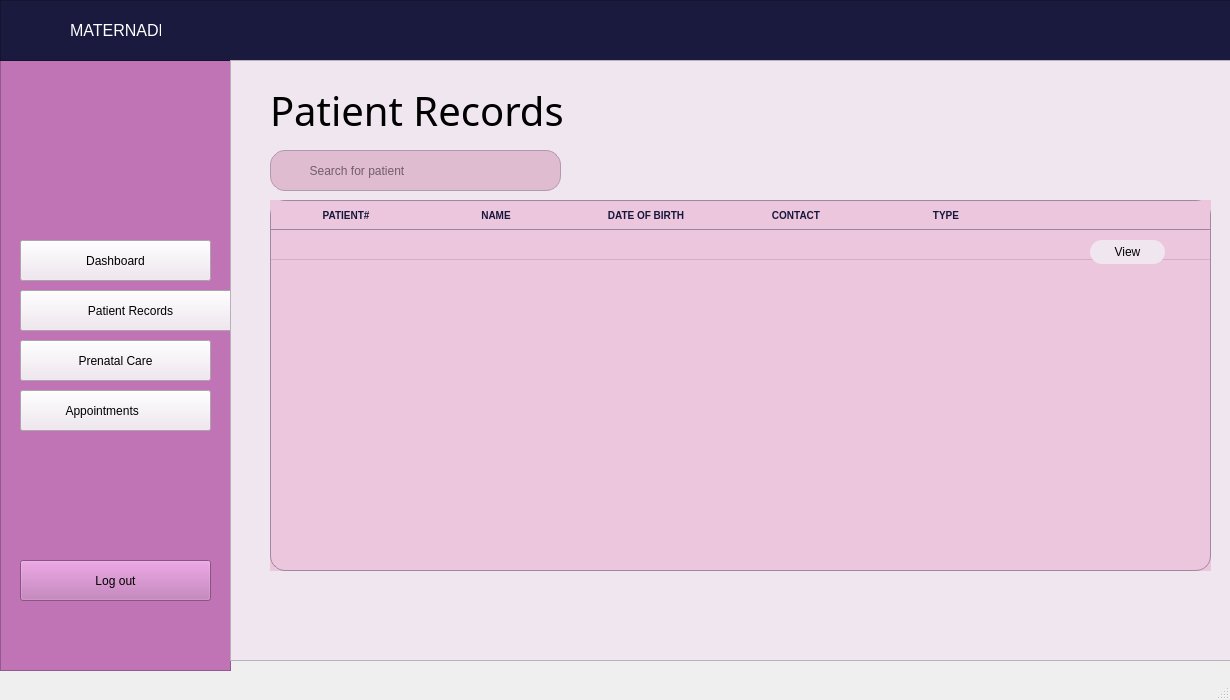
Old version of the form Ui/patient_records_.ui in the repository LlokieHere/MaternaDB2.
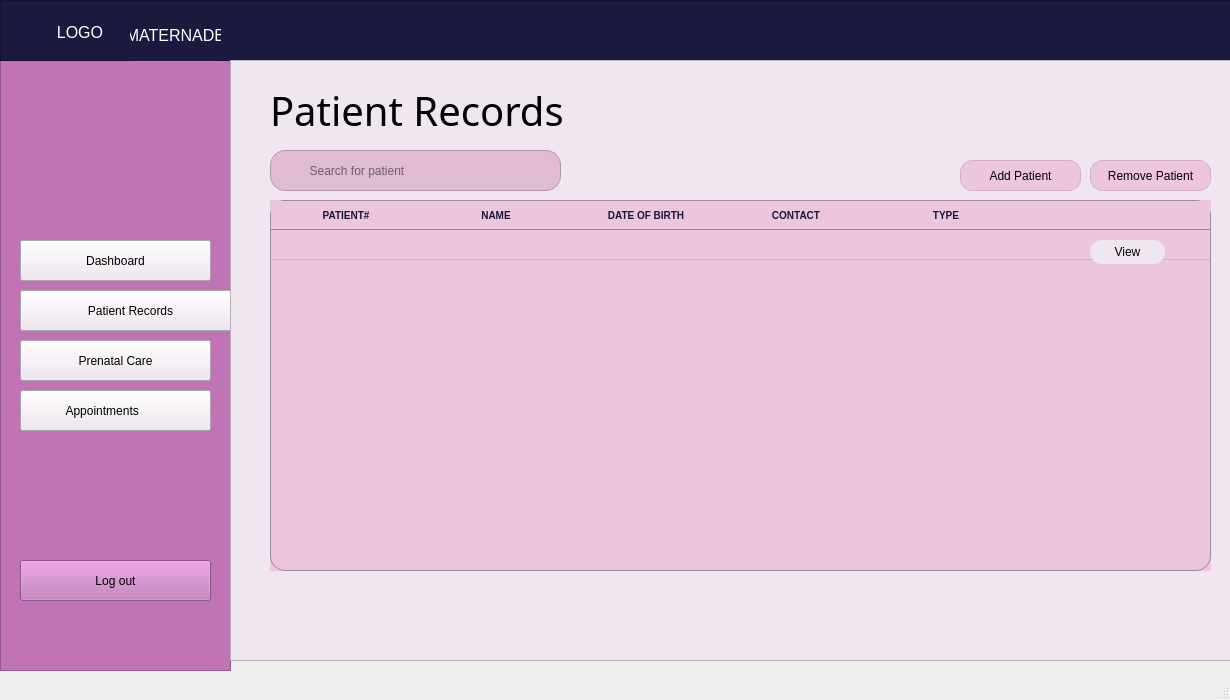
New version of the form.

What changed in the file:
```diff
--- a/Ui/patient_records_.ui
+++ b/Ui/patient_records_.ui
@@ -138,10 +138,10 @@
     <widget class="QLabel" name="label_2">
      <property name="geometry">
       <rect>
-       <x>70</x>
-       <y>20</y>
+       <x>130</x>
+       <y>10</y>
        <width>91</width>
-       <height>21</height>
+       <height>51</height>
       </rect>
      </property>
      <property name="font">
@@ -157,6 +157,47 @@
      <property name="text">
       <string>MATERNADB</string>
      </property>
+     <property name="alignment">
+      <set>Qt::AlignCenter</set>
+     </property>
+    </widget>
+    <widget class="QLabel" name="label_3">
+     <property name="geometry">
+      <rect>
+       <x>30</x>
+       <y>10</y>
+       <width>100</width>
+       <height>45</height>
+      </rect>
+     </property>
+     <property name="sizePolicy">
+      <sizepolicy hsizetype="Expanding" vsizetype="Expanding">
+       <horstretch>0</horstretch>
+       <verstretch>0</verstretch>
+      </sizepolicy>
+     </property>
+     <property name="minimumSize">
+      <size>
+       <width>100</width>
+       <height>45</height>
+      </size>
+     </property>
+     <property name="font">
+      <font>
+       <family>Segoe UI</family>
+       <pointsize>12</pointsize>
+       <bold>false</bold>
+      </font>
+     </property>
+     <property name="styleSheet">
+      <string notr="true">color: rgb(255, 255, 255);</string>
+     </property>
+     <property name="text">
+      <string>LOGO</string>
+     </property>
+     <property name="alignment">
+      <set>Qt::AlignCenter</set>
+     </property>
     </widget>
    </widget>
    <widget class="QFrame" name="frame_3">
@@ -381,6 +422,54 @@
       <string>View</string>
      </property>
     </widget>
+    <widget class="QPushButton" name="add_patient_btn">
+     <property name="geometry">
+      <rect>
+       <x>730</x>
+       <y>100</y>
+       <width>121</width>
+       <height>31</height>
+      </rect>
+     </property>
+     <property name="sizePolicy">
+      <sizepolicy hsizetype="Minimum" vsizetype="Preferred">
+       <horstretch>0</horstretch>
+       <verstretch>0</verstretch>
+      </sizepolicy>
+     </property>
+     <property name="styleSheet">
+      <string notr="true">border-radius: 12px;
+background-color: rgb(236, 198, 220);
+border: 1px solid rgb(210, 177, 200);</string>
+     </property>
+     <property name="text">
+      <string>Add Patient</string>
+     </property>
+    </widget>
+    <widget class="QPushButton" name="remove_patient_btn">
+     <property name="geometry">
+      <rect>
+       <x>860</x>
+       <y>100</y>
+       <width>121</width>
+       <height>31</height>
+      </rect>
+     </property>
+     <property name="sizePolicy">
+      <sizepolicy hsizetype="Expanding" vsizetype="Expanding">
+       <horstretch>0</horstretch>
+       <verstretch>0</verstretch>
+      </sizepolicy>
+     </property>
+     <property name="styleSheet">
+      <string notr="true">border-radius: 12px;
+background-color: rgb(236, 198, 220);
+border: 1px solid rgb(210, 177, 200);</string>
+     </property>
+     <property name="text">
+      <string>Remove Patient</string>
+     </property>
+    </widget>
    </widget>
   </widget>
   <widget class="QMenuBar" name="menubar">
```
Left out of the diff: 6 changed lines with no effect on the pictures.
